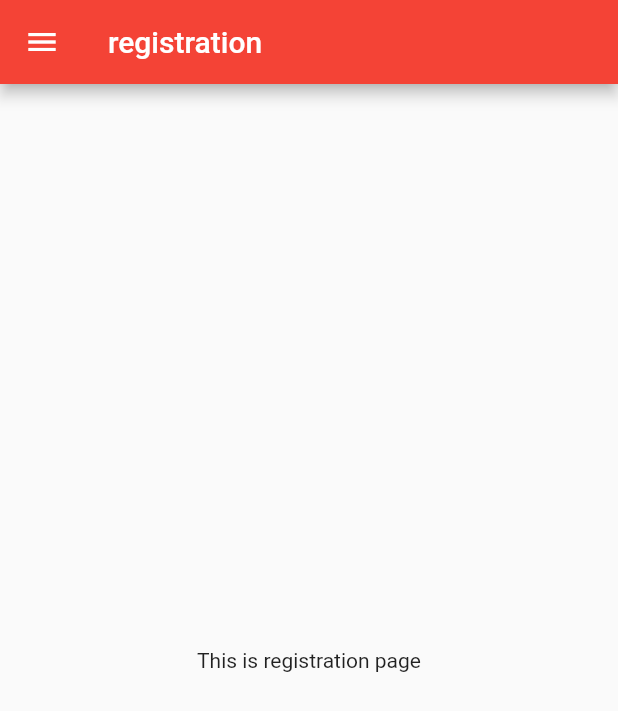
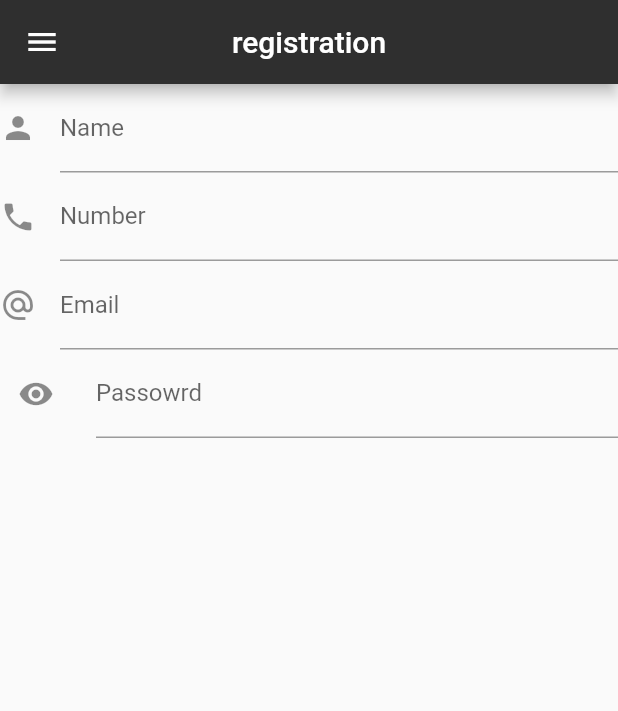
Before and after one commit to m7amad45/pizza_stieve, a Flutter app: the registrationPage screen opened by its route, on a phone screen of 412 x 824 dp. Shown: the top 711 px of the screen. Run offline on Flutter 3.47's test engine with Material 2 defaults, Android fonts, the phone set to English and light mode, and no system bars.

Commit message:
text field

```diff
--- a/lib/Screens/registration.dart
+++ b/lib/Screens/registration.dart
@@ -1,17 +1,71 @@
 import 'package:flutter/material.dart';
+import 'package:kp/themes_constant.dart';
 
 import '../Drawer.dart';
 
-class registrationPage extends StatelessWidget {
+class registrationPage extends StatefulWidget {
   static const String routeName = '/registrationPage';
 
   @override
+  State<registrationPage> createState() => _registrationPageState();
+}
+
+class _registrationPageState extends State<registrationPage> {
+  bool passwordVisiblity = true;
+
+  TextField cTextField(
+      {required String Name,
+      required Widget customIcon,
+      required TextInputType inputType,
+      bool obscureText = false}) {
+    return TextField(
+      decoration: InputDecoration(
+        labelText: Name,
+        icon: customIcon,
+      ),
+      keyboardType: inputType,
+      obscureText: obscureText,
+    );
+  }
+
+  @override
   Widget build(BuildContext context) {
-    return new Scaffold(
+    return Scaffold(
         appBar: AppBar(
-          title: Text("registration"),
+          backgroundColor: HomeBgColor,
+          centerTitle: true,
+          title: const Text("registration"),
         ),
         drawer: DrawerScreen(),
-        body: Center(child: Text("This is registration page")));
+        body: Column(
+          children: [
+            cTextField(
+                Name: 'Name',
+                customIcon: Icon(Icons.person),
+                inputType: TextInputType.name),
+            cTextField(
+                Name: 'Number',
+                customIcon: Icon(Icons.phone),
+                inputType: TextInputType.phone),
+            cTextField(
+                Name: 'Email',
+                customIcon: Icon(Icons.alternate_email),
+                inputType: TextInputType.emailAddress),
+            cTextField(
+                Name: 'Passowrd',
+                customIcon: IconButton(
+                  icon: Icon(passwordVisiblity
+                      ? Icons.visibility
+                      : Icons.visibility_off),
+                  onPressed: () {
+                    setState(() {
+                      passwordVisiblity = !passwordVisiblity;
+                    });
+                  },
+                ),
+                inputType: TextInputType.visiblePassword,
+                obscureText: passwordVisiblity),
+          ],
+        ));
   }
 }
```
